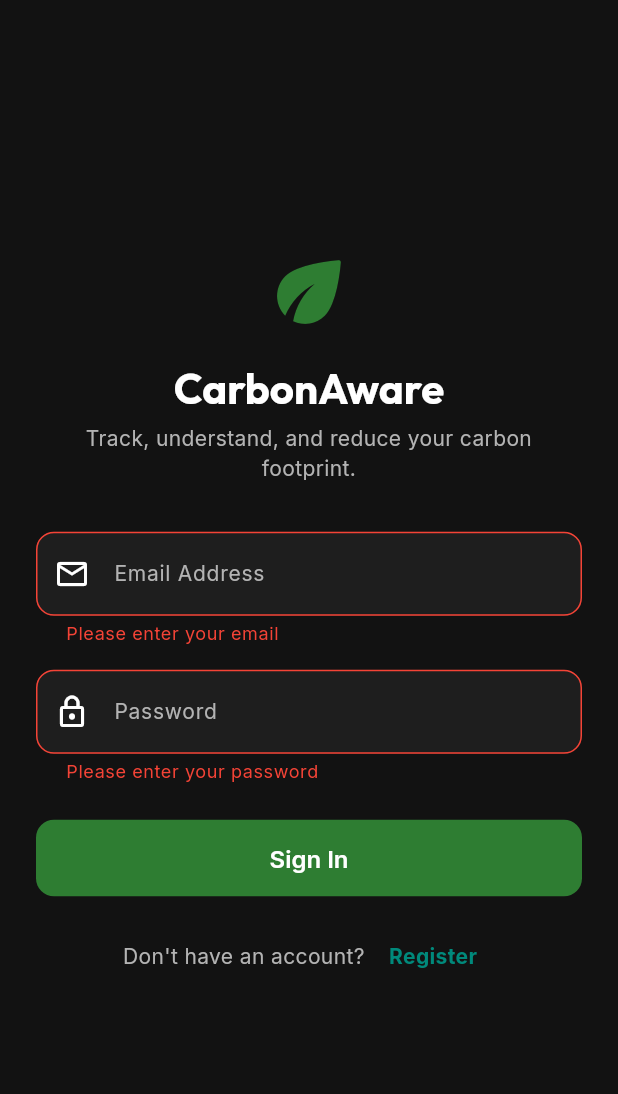
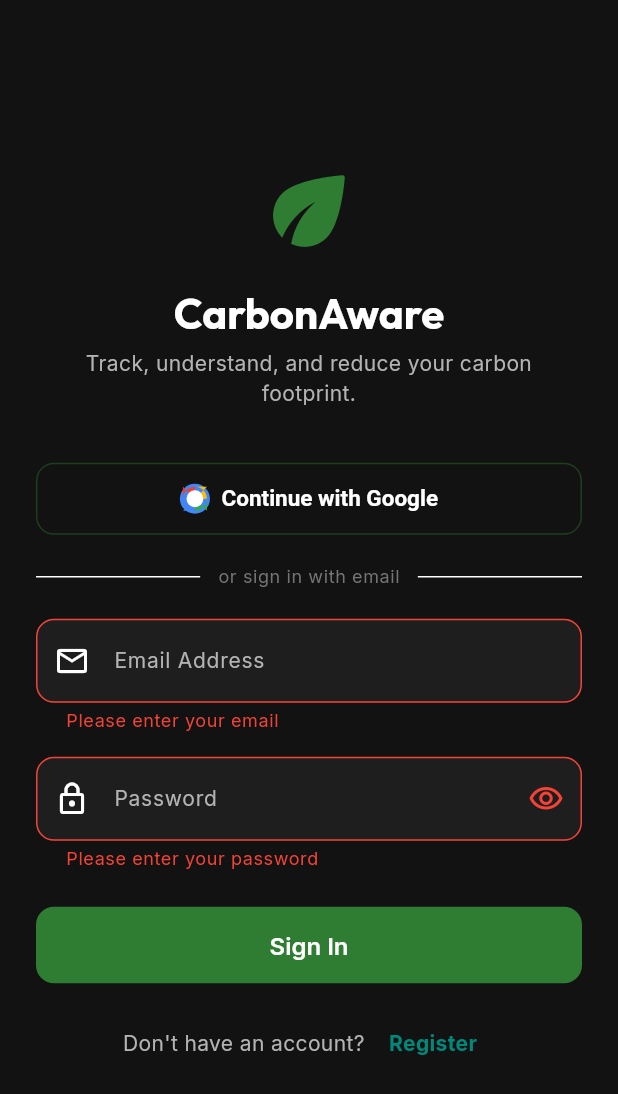
Before and after one commit to Saip2503/CarbonAware, a Flutter app: the screen it shows after launch, after a tap on "Sign In", on a phone screen of 412 x 824 dp. Shown: the top 1094 px of the screen. Run offline on Flutter 3.47's test engine with Material 3 defaults, Android fonts, the phone set to English and light mode, and no system bars; our stand-ins replace cloud_firestore, firebase_auth, firebase_core, fl_chart, flutter_riverpod, go_router and 2 more; accounts and stored records are empty.

Commit message:
feat: add Google Sign-In, update index.html SEO + OAuth client ID

```diff
--- a/lib/features/auth/views/login_screen.dart
+++ b/lib/features/auth/views/login_screen.dart
@@ -16,6 +16,8 @@ class _LoginScreenState extends ConsumerState<LoginScreen> {
   final _emailController = TextEditingController();
   final _passwordController = TextEditingController();
   bool _isLoading = false;
+  bool _isGoogleLoading = false;
+  bool _obscurePassword = true;
   String? _errorMessage;
 
   @override
@@ -39,7 +41,6 @@ class _LoginScreenState extends ConsumerState<LoginScreen> {
         _emailController.text.trim(),
         _passwordController.text.trim(),
       );
-      // Auth state stream listener will handle redirection, but let's go to dashboard just in case
       if (mounted) {
         context.go('/dashboard');
       }
@@ -56,6 +57,31 @@ class _LoginScreenState extends ConsumerState<LoginScreen> {
     }
   }
 
+  Future<void> _signInWithGoogle() async {
+    setState(() {
+      _isGoogleLoading = true;
+      _errorMessage = null;
+    });
+
+    try {
+      final authRepo = ref.read(authRepositoryProvider);
+      final credential = await authRepo.signInWithGoogle();
+      if (credential != null && mounted) {
+        context.go('/dashboard');
+      }
+    } catch (e) {
+      setState(() {
+        _errorMessage = e.toString().replaceAll(RegExp(r'\[.*\]'), '').trim();
+      });
+    } finally {
+      if (mounted) {
+        setState(() {
+          _isGoogleLoading = false;
+        });
+      }
+    }
+  }
+
   @override
   Widget build(BuildContext context) {
     final theme = Theme.of(context);
@@ -65,7 +91,7 @@ class _LoginScreenState extends ConsumerState<LoginScreen> {
         child: SingleChildScrollView(
           padding: const EdgeInsets.all(24.0),
           child: Container(
-            constraints: const BoxConstraints(maxWidth: 400),
+            constraints: const BoxConstraints(maxWidth: 420),
             child: Form(
               key: _formKey,
               child: Column(
@@ -77,7 +103,7 @@ class _LoginScreenState extends ConsumerState<LoginScreen> {
                     label: 'CarbonAware Logo',
                     child: const Icon(
                       Icons.eco_rounded,
-                      size: 64,
+                      size: 72,
                       color: AppColors.primary,
                     ),
                   ),
@@ -93,7 +119,57 @@ class _LoginScreenState extends ConsumerState<LoginScreen> {
                     textAlign: TextAlign.center,
                     style: theme.textTheme.bodyMedium,
                   ),
-                  const SizedBox(height: 32),
+                  const SizedBox(height: 36),
+
+                  // Google Sign-In Button
+                  Semantics(
+                    label: 'Sign in with Google Button',
+                    child: OutlinedButton.icon(
+                      onPressed: (_isLoading || _isGoogleLoading)
+                          ? null
+                          : _signInWithGoogle,
+                      icon: _isGoogleLoading
+                          ? const SizedBox(
+                              height: 18,
+                              width: 18,
+                              child: CircularProgressIndicator(strokeWidth: 2),
+                            )
+                          : _GoogleLogo(),
+                      label: const Text('Continue with Google'),
+                      style: OutlinedButton.styleFrom(
+                        padding: const EdgeInsets.symmetric(vertical: 14),
+                        side: BorderSide(
+                          color: AppColors.primary.withOpacity(0.4),
+                        ),
+                        shape: RoundedRectangleBorder(
+                          borderRadius: BorderRadius.circular(12),
+                        ),
+                        textStyle: const TextStyle(
+                          fontSize: 15,
+                          fontWeight: FontWeight.w600,
+                        ),
+                      ),
+                    ),
+                  ),
+                  const SizedBox(height: 20),
+
+                  // Divider
+                  Row(
+                    children: [
+                      const Expanded(child: Divider()),
+                      Padding(
+                        padding: const EdgeInsets.symmetric(horizontal: 12),
+                        child: Text(
+                          'or sign in with email',
+                          style: theme.textTheme.bodySmall?.copyWith(
+                            color: AppColors.textMuted,
+                          ),
+                        ),
+                      ),
+                      const Expanded(child: Divider()),
+                    ],
+                  ),
+                  const SizedBox(height: 20),
 
                   // Error Banner
                   if (_errorMessage != null) ...[
@@ -102,13 +178,23 @@ class _LoginScreenState extends ConsumerState<LoginScreen> {
                       decoration: BoxDecoration(
                         color: AppColors.error.withOpacity(0.1),
                         borderRadius: BorderRadius.circular(12),
-                        border: Border.all(color: AppColors.error.withOpacity(0.3)),
+                        border:
+                            Border.all(color: AppColors.error.withOpacity(0.3)),
                       ),
-                      child: Text(
-                        _errorMessage!,
-                        style: theme.textTheme.bodyMedium?.copyWith(
-                          color: AppColors.error,
-                        ),
+                      child: Row(
+                        children: [
+                          Icon(Icons.error_outline,
+                              color: AppColors.error, size: 18),
+                          const SizedBox(width: 8),
+                          Expanded(
+                            child: Text(
+                              _errorMessage!,
+                              style: theme.textTheme.bodyMedium?.copyWith(
+                                color: AppColors.error,
+                              ),
+                            ),
+                          ),
+                        ],
                       ),
                     ),
                     const SizedBox(height: 16),
@@ -128,7 +214,8 @@ class _LoginScreenState extends ConsumerState<LoginScreen> {
                         if (value == null || value.trim().isEmpty) {
                           return 'Please enter your email';
                         }
-                        if (!RegExp(r'^[\w-\.]+@([\w-]+\.)+[\w-]{2,4}$').hasMatch(value.trim())) {
+                        if (!RegExp(r'^[\w-\.]+@([\w-]+\.)+[\w-]{2,4}$')
+                            .hasMatch(value.trim())) {
                           return 'Please enter a valid email';
                         }
                         return null;
@@ -142,10 +229,19 @@ class _LoginScreenState extends ConsumerState<LoginScreen> {
                     label: 'Password Input Field',
                     child: TextFormField(
                       controller: _passwordController,
-                      obscureText: true,
-                      decoration: const InputDecoration(
+                      obscureText: _obscurePassword,
+                      decoration: InputDecoration(
                         labelText: 'Password',
-                        prefixIcon: Icon(Icons.lock_outlined),
+                        prefixIcon: const Icon(Icons.lock_outlined),
+                        suffixIcon: IconButton(
+                          icon: Icon(
+                            _obscurePassword
+                                ? Icons.visibility_outlined
+                                : Icons.visibility_off_outlined,
+                          ),
+                          onPressed: () => setState(
+                              () => _obscurePassword = !_obscurePassword),
+                        ),
                       ),
                       validator: (value) {
                         if (value == null || value.trim().isEmpty) {
@@ -164,7 +260,8 @@ class _LoginScreenState extends ConsumerState<LoginScreen> {
                   Semantics(
                     label: 'Sign In Button',
                     child: ElevatedButton(
-                      onPressed: _isLoading ? null : _login,
+                      onPressed:
+                          (_isLoading || _isGoogleLoading) ? null : _login,
                       child: _isLoading
                           ? const SizedBox(
                               height: 20,
@@ -208,3 +305,72 @@ class _LoginScreenState extends ConsumerState<LoginScreen> {
     );
   }
 }
+
+/// Paints the Google "G" logo using CustomPaint for accurate branding.
+class _GoogleLogo extends StatelessWidget {
+  @override
+  Widget build(BuildContext context) {
+    return CustomPaint(
+      size: const Size(20, 20),
+      painter: _GoogleLogoPainter(),
+    );
+  }
+}
+
+class _GoogleLogoPainter extends CustomPainter {
+  @override
+  void paint(Canvas canvas, Size size) {
+    final double w = size.width;
+    final double h = size.height;
+
+    final Paint blue = Paint()..color = const Color(0xFF4285F4);
+    final Paint red = Paint()..color = const Color(0xFFEA4335);
+    final Paint yellow = Paint()..color = const Color(0xFFFBBC05);
+    final Paint green = Paint()..color = const Color(0xFF34A853);
+    final Paint white = Paint()..color = Colors.white;
+
+    // Draw circle background
+    canvas.drawCircle(Offset(w / 2, h / 2), w / 2, blue);
+
+    // White inner area (simplified "G" with color blocks)
+    final rect = Rect.fromLTWH(w * 0.1, h * 0.1, w * 0.8, h * 0.8);
+
+    // Red top-left quarter
+    final pathRed = Path()
+      ..moveTo(w / 2, h / 2)
+      ..lineTo(w * 0.1, h * 0.1)
+      ..arcTo(rect, -3.14, 1.57, false)
+      ..close();
+    canvas.drawPath(pathRed, red);
+
+    // Yellow top-right quarter
+    final pathYellow = Path()
+      ..moveTo(w / 2, h / 2)
+      ..lineTo(w * 0.9, h * 0.1)
+      ..arcTo(rect, -1.57, 1.57, false)
+      ..close();
+    canvas.drawPath(pathYellow, yellow);
+
+    // Green bottom-right quarter
+    final pathGreen = Path()
+      ..moveTo(w / 2, h / 2)
+      ..lineTo(w * 0.9, h * 0.9)
+      ..arcTo(rect, 0, 1.57, false)
+      ..close();
+    canvas.drawPath(pathGreen, green);
+
+    // Blue bottom-left quarter
+    final pathBlue = Path()
+      ..moveTo(w / 2, h / 2)
+      ..lineTo(w * 0.1, h * 0.9)
+      ..arcTo(rect, 1.57, 1.57, false)
+      ..close();
+    canvas.drawPath(pathBlue, blue);
+
+    // White circle in center (to simulate the G cutout)
+    canvas.drawCircle(Offset(w / 2, h / 2), w * 0.28, white);
+  }
+
+  @override
+  bool shouldRepaint(covariant CustomPainter oldDelegate) => false;
+}
--- a/pubspec.yaml
+++ b/pubspec.yaml
@@ -43,6 +43,7 @@ dependencies:
   google_fonts: ^6.3.2
   intl: ^0.20.2
   http: ^1.6.0
+  google_sign_in: ^6.2.2
 
 dev_dependencies:
   flutter_test:
```
Also changed, not shown: lib/features/auth/data/auth_repository.dart (+45 -1 lines), pubspec.lock, 5 other files.
